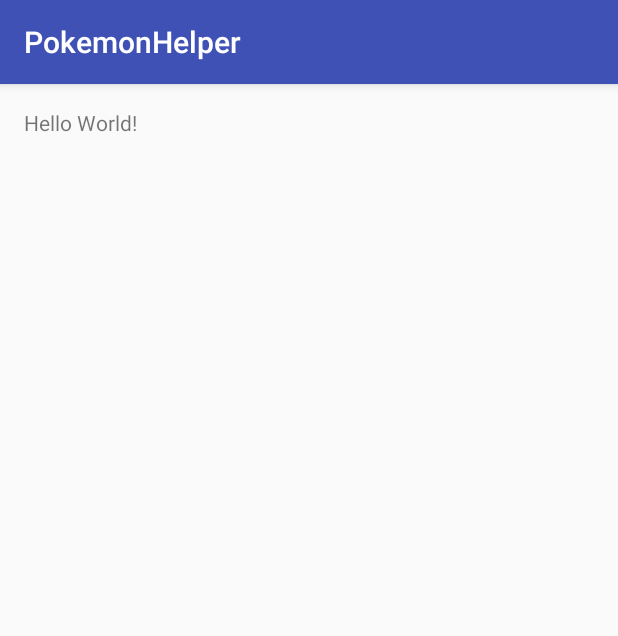
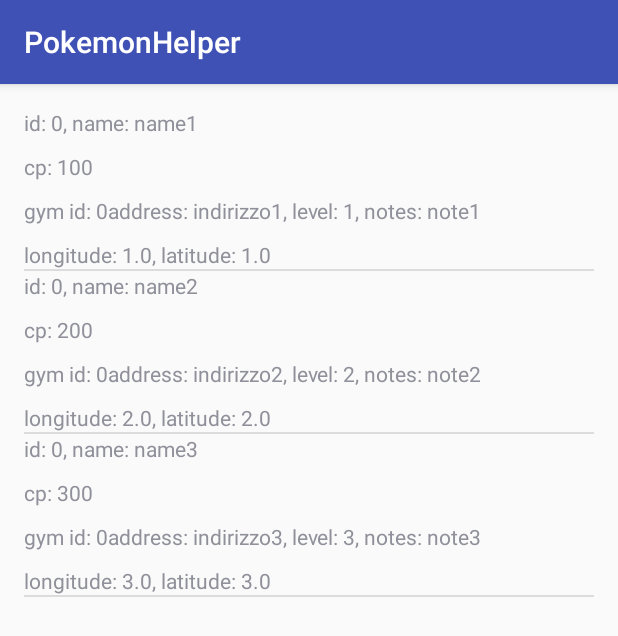
Before and after one commit to aleds90/App-Android---PKmon, an Android app: the screen it shows after launch (MainActivity), on a phone screen of 412 x 824 dp. Shown: the top 636 px of the screen. Run offline under Robolectric (Android 15) with nearby library versions, the phone set to English and light mode, and no system bars.

Commit message:
commit 2

```diff
--- a/app/src/main/AndroidManifest.xml
+++ b/app/src/main/AndroidManifest.xml
@@ -8,7 +8,7 @@
         android:label="@string/app_name"
         android:supportsRtl="true"
         android:theme="@style/AppTheme">
-        <activity android:name=".MainActivity">
+        <activity android:name=".view.MainActivity">
             <intent-filter>
                 <action android:name="android.intent.action.MAIN" />
 
--- a/app/src/main/java/com/aleds90/android/pokemonhelper/MainActivity.java
+++ /dev/null
@@ -1,13 +0,0 @@
-package com.aleds90.android.pokemonhelper;
-
-import android.support.v7.app.AppCompatActivity;
-import android.os.Bundle;
-
-public class MainActivity extends AppCompatActivity {
-
-    @Override
-    protected void onCreate(Bundle savedInstanceState) {
-        super.onCreate(savedInstanceState);
-        setContentView(R.layout.activity_main);
-    }
-}
--- a/app/src/main/java/com/aleds90/android/pokemonhelper/model/PokemonDAO.java
+++ b/app/src/main/java/com/aleds90/android/pokemonhelper/model/PokemonDAO.java
@@ -2,9 +2,13 @@
 
 import android.content.ContentValues;
 import android.content.Context;
+import android.database.Cursor;
+import android.util.Log;
 
 import com.aleds90.android.pokemonhelper.database.SQLConnection;
 import com.aleds90.android.pokemonhelper.database.SQLHelper;
+
+import java.util.ArrayList;
 
 public class PokemonDAO extends SQLConnection{
 
@@ -22,4 +26,43 @@
 
         return database.insert(SQLHelper.POKEMON_TABLE, null, values);
     }
+    public ArrayList<Pokemon> getPokemons() {
+        ArrayList<Pokemon> pokemons = new ArrayList<Pokemon>();
+        String query = "SELECT * FROM "
+                + SQLHelper.POKEMON_TABLE + " pokemon, "
+                + SQLHelper.GYM_TABLE + " gym WHERE pokemon.gym"
+                + " = gym.id";
+
+        // Building query using INNER JOIN keyword
+        /*String query = "SELECT " + EMPLOYEE_ID_WITH_PREFIX + ","
+        + EMPLOYEE_NAME_WITH_PREFIX + "," + DataBaseHelper.EMPLOYEE_DOB
+        + "," + DataBaseHelper.EMPLOYEE_SALARY + ","
+        + DataBaseHelper.EMPLOYEE_DEPARTMENT_ID + ","
+        + DEPT_NAME_WITH_PREFIX + " FROM "
+        + DataBaseHelper.EMPLOYEE_TABLE + " emp INNER JOIN "
+        + DataBaseHelper.DEPARTMENT_TABLE + " dept ON emp."
+        + DataBaseHelper.EMPLOYEE_DEPARTMENT_ID + " = dept."
+        + DataBaseHelper.ID_COLUMN;*/
+
+        Log.d("query", query);
+        Cursor cursor = database.rawQuery(query, null);
+        while (cursor.moveToNext()) {
+            Pokemon pokemon = new Pokemon();
+            pokemon.setId(cursor.getInt(0));
+            pokemon.setName(cursor.getString(1));
+            pokemon.setCp(cursor.getInt(2));
+
+            Gym gym = new Gym();
+            gym.setId(cursor.getInt(4));
+            gym.setAddress(cursor.getString(5));
+            gym.setLongitude(cursor.getDouble(6));
+            gym.setLatitude(cursor.getDouble(7));
+            gym.setLevel(cursor.getInt(8));
+            gym.setNotes(cursor.getString(9));
+            pokemon.setGym(gym);
+
+            pokemons.add(pokemon);
+        }
+        return pokemons;
+    }
 }
--- /dev/null
+++ b/app/src/main/java/com/aleds90/android/pokemonhelper/view/MainActivity.java
@@ -0,0 +1,87 @@
+package com.aleds90.android.pokemonhelper.view;
+
+import android.support.v7.app.AppCompatActivity;
+import android.os.Bundle;
+import android.widget.ListView;
+
+import com.aleds90.android.pokemonhelper.R;
+import com.aleds90.android.pokemonhelper.model.Gym;
+import com.aleds90.android.pokemonhelper.model.GymDAO;
+import com.aleds90.android.pokemonhelper.model.Pokemon;
+import com.aleds90.android.pokemonhelper.model.PokemonDAO;
+
+import java.util.ArrayList;
+import java.util.List;
+
+public class MainActivity extends AppCompatActivity {
+
+    @Override
+    protected void onCreate(Bundle savedInstanceState) {
+        super.onCreate(savedInstanceState);
+        setContentView(R.layout.activity_main);
+
+        fakeList();
+
+        PokemonDAO pokemonDAO = new PokemonDAO(getApplicationContext());
+        ArrayList<Pokemon> pokemonArrayList = pokemonDAO.getPokemons();
+        System.out.println("ARRAY SIZE: "+ pokemonArrayList.size());
+
+        ListView pokemons = (ListView)findViewById(R.id.pokemons);
+        pokemons.setAdapter(new PokemonAdapter( fakeList(),getApplicationContext()));
+
+    }
+
+    private ArrayList<Pokemon> fakeList(){
+        PokemonDAO pokemonDAO = new PokemonDAO(getApplicationContext());
+        GymDAO gymDAO = new GymDAO(getApplicationContext());
+
+        Gym gym1 = new Gym();
+        gym1.setAddress("indirizzo1");
+        gym1.setLevel(1);
+        gym1.setNotes("note1");
+        gym1.setLatitude(1.0);
+        gym1.setLongitude(1.0);
+        gymDAO.save(gym1);
+
+        Gym gym2 = new Gym();
+        gym2.setAddress("indirizzo2");
+        gym2.setLevel(2);
+        gym2.setNotes("note2");
+        gym2.setLatitude(2.0);
+        gym2.setLongitude(2.0);
+        gymDAO.save(gym2);
+
+        Gym gym3 = new Gym();
+        gym3.setAddress("indirizzo3");
+        gym3.setLevel(3);
+        gym3.setNotes("note3");
+        gym3.setLatitude(3.0);
+        gym3.setLongitude(3.0);
+        gymDAO.save(gym3);
+
+        Pokemon pokemon1 = new Pokemon();
+        pokemon1.setName("name1");
+        pokemon1.setCp(100);
+        pokemon1.setGym(gym1);
+        pokemonDAO.save(pokemon1);
+
+        Pokemon pokemon2 = new Pokemon();
+        pokemon2.setName("name2");
+        pokemon2.setCp(200);
+        pokemon2.setGym(gym2);
+        pokemonDAO.save(pokemon2);
+
+        Pokemon pokemon3 = new Pokemon();
+        pokemon3.setName("name3");
+        pokemon3.setCp(300);
+        pokemon3.setGym(gym3);
+        pokemonDAO.save(pokemon3);
+
+        ArrayList<Pokemon> pokemons = new ArrayList<>();
+        pokemons.add(pokemon1);
+        pokemons.add(pokemon2);
+        pokemons.add(pokemon3);
+
+        return pokemons;
+    }
+}
--- /dev/null
+++ b/app/src/main/java/com/aleds90/android/pokemonhelper/view/PokemonAdapter.java
@@ -0,0 +1,58 @@
+package com.aleds90.android.pokemonhelper.view;
+
+
+import android.content.Context;
+import android.view.LayoutInflater;
+import android.view.View;
+import android.view.ViewGroup;
+import android.widget.ArrayAdapter;
+import android.widget.TextView;
+import com.aleds90.android.pokemonhelper.R;
+import com.aleds90.android.pokemonhelper.model.Pokemon;
+
+import java.util.ArrayList;
+import java.util.StringTokenizer;
+
+public class PokemonAdapter extends ArrayAdapter<Pokemon>{
+    private ArrayList<Pokemon> userArrayList;// = new ArrayList<Wallet>();
+    private Context context;
+
+
+    public PokemonAdapter(ArrayList<Pokemon> userArrayList, Context context){
+        super(context, R.layout.adapter_pokemons, userArrayList);
+        this.userArrayList = userArrayList;
+        this.context = context;
+    }
+
+    @Override
+    public View getView(int position, View convertView, ViewGroup parent) {
+        LayoutInflater inflater = (LayoutInflater) context.getSystemService(Context.LAYOUT_INFLATER_SERVICE);
+        View view = inflater.inflate(R.layout.adapter_pokemons, parent, false);
+
+        Pokemon pokemon = userArrayList.get(position);
+        int pokemon_id = pokemon.getId();
+        String name = pokemon.getName();
+        int cp = pokemon.getCp();
+
+        int gym_id = pokemon.getGym().getId();
+        String address = pokemon.getGym().getAddress();
+        double latitude = pokemon.getGym().getLatitude();
+        double longitude = pokemon.getGym().getLongitude();
+        int level = pokemon.getGym().getLevel();
+        String notes = pokemon.getGym().getNotes();
+
+        TextView tv_name = (TextView)view.findViewById(R.id.text_name);
+        TextView tv_cp = (TextView)view.findViewById(R.id.text_cp);
+        TextView tv_gym = (TextView)view.findViewById(R.id.text_gym_address);
+        TextView tv_location = (TextView)view.findViewById(R.id.text_gym_location);
+
+        tv_name.setText("id: "+pokemon_id +", name: "+name);
+        tv_cp.setText("cp: "+cp );
+        tv_gym.setText("gym id: "+gym_id+"address: "+address+ ", level: "+level+", notes: "+notes);
+        tv_location.setText("longitude: "+longitude+", latitude: "+latitude);
+
+        return view;
+    }
+
+
+}
--- a/app/src/main/res/layout/activity_main.xml
+++ b/app/src/main/res/layout/activity_main.xml
@@ -7,10 +7,12 @@
     android:paddingLeft="@dimen/activity_horizontal_margin"
     android:paddingRight="@dimen/activity_horizontal_margin"
     android:paddingTop="@dimen/activity_vertical_margin"
-    tools:context="com.aleds90.android.pokemonhelper.MainActivity">
+    tools:context=".view.MainActivity">
 
-    <TextView
-        android:layout_width="wrap_content"
-        android:layout_height="wrap_content"
-        android:text="Hello World!" />
+    <ListView
+        android:id="@+id/pokemons"
+        android:layout_width="match_parent"
+        android:layout_height="match_parent">
+
+    </ListView>
 </RelativeLayout>
--- /dev/null
+++ b/app/src/main/res/layout/adapter_pokemons.xml
@@ -0,0 +1,29 @@
+<?xml version="1.0" encoding="utf-8"?>
+<LinearLayout xmlns:android="http://schemas.android.com/apk/res/android"
+    android:orientation="vertical" android:layout_width="match_parent"
+    android:layout_height="match_parent">
+
+    <TextView
+        android:id="@+id/text_name"
+        android:layout_width="wrap_content"
+        android:layout_height="wrap_content"
+        android:text="pokemon name"/>
+    <TextView
+        android:id="@+id/text_cp"
+        android:paddingTop="10dp"
+        android:layout_width="wrap_content"
+        android:layout_height="wrap_content"
+        android:text="pokemon cp"/>
+    <TextView
+        android:id="@+id/text_gym_address"
+        android:paddingTop="10dp"
+        android:layout_width="wrap_content"
+        android:layout_height="wrap_content"
+        android:text="gym address"/>
+    <TextView
+        android:id="@+id/text_gym_location"
+        android:paddingTop="10dp"
+        android:layout_width="wrap_content"
+        android:layout_height="wrap_content"
+        android:text="gym lat and long"/>
+</LinearLayout>
```
